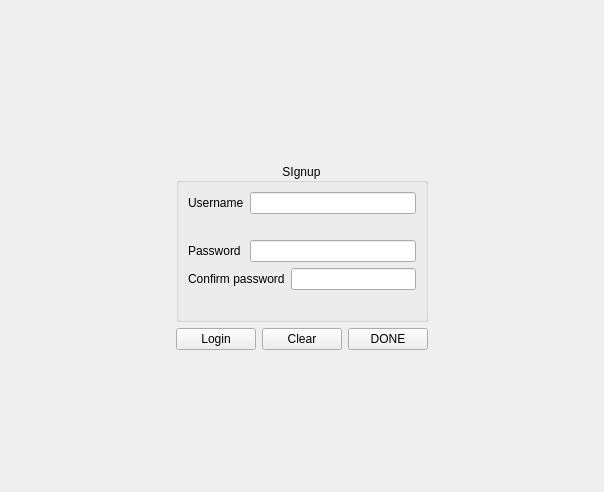
The window that Client/signup.ui (PolitoTeam/Scriba) describes before a commit, drawn with Qt 5.
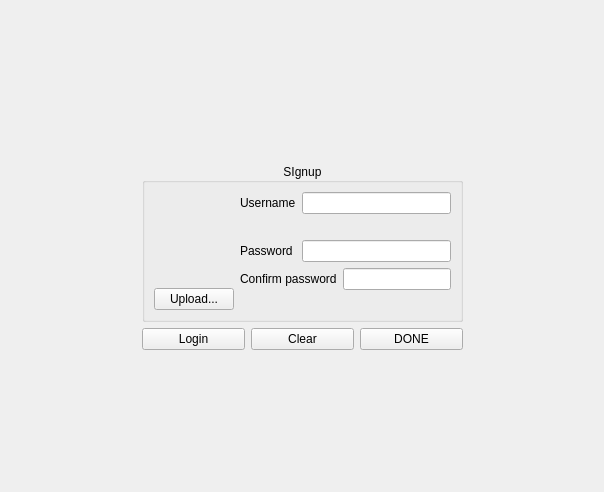
The same window after the commit.

```diff
--- a/Client/signup.ui
+++ b/Client/signup.ui
@@ -56,6 +56,35 @@
        <property name="alignment">
         <set>Qt::AlignCenter</set>
        </property>
+       <layout class="QHBoxLayout" name="horizontalLayout_3">
+        <item>
+         <layout class="QVBoxLayout" name="verticalLayout_5">
+          <property name="sizeConstraint">
+           <enum>QLayout::SetDefaultConstraint</enum>
+          </property>
+          <item>
+           <widget class="QLabel" name="profile_image">
+            <property name="maximumSize">
+             <size>
+              <width>170</width>
+              <height>170</height>
+             </size>
+            </property>
+            <property name="text">
+             <string/>
+            </property>
+           </widget>
+          </item>
+          <item>
+           <widget class="QPushButton" name="pushButton">
+            <property name="text">
+             <string>Upload...</string>
+            </property>
+           </widget>
+          </item>
+         </layout>
+        </item>
+        <item>
        <layout class="QVBoxLayout" name="verticalLayout">
         <item>
          <layout class="QHBoxLayout" name="horizontalLayout">
@@ -141,6 +170,8 @@
            <string/>
           </property>
          </widget>
+          </item>
+         </layout>
         </item>
        </layout>
       </widget>
```
Lines whose indentation alone changed are shown as unchanged.
